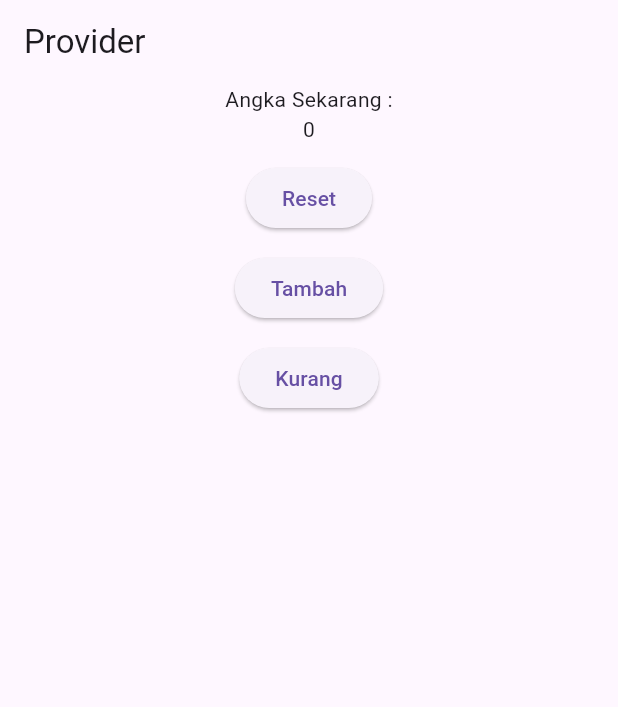
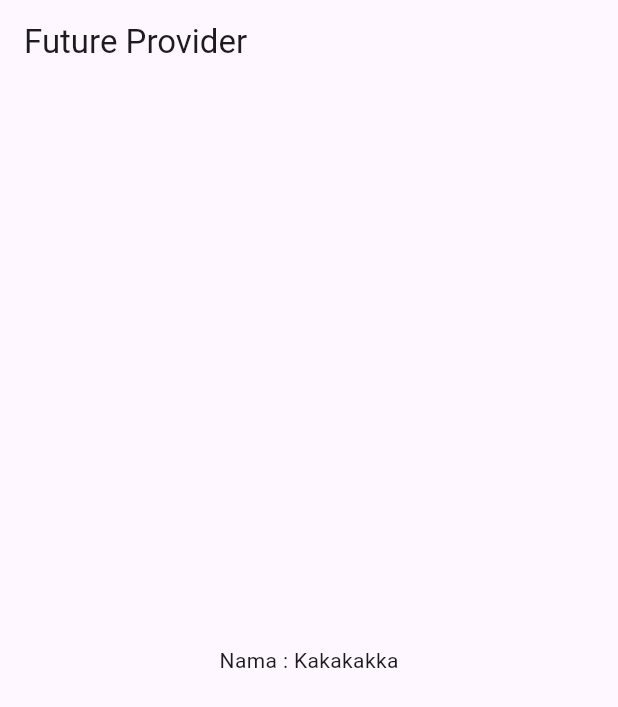
Before and after one commit to rizkyadde23/belajar_flutter, a Flutter app: the screen it shows after launch, on a phone screen of 412 x 824 dp. Shown: the top 707 px of the screen. Run offline on Flutter 3.47's test engine with Material 3 defaults, Android fonts, the phone set to English and light mode, and no system bars; our stand-ins replace flutter_riverpod.

Commit message:
Future Provider App

```diff
--- a/lib/main.dart
+++ b/lib/main.dart
@@ -1,9 +1,11 @@
 import 'package:flutter/material.dart';
 import 'package:flutter_riverpod/flutter_riverpod.dart';
-import 'pages/counterpage.dart';
-import 'pages/counter.dart';
+import 'pages/future_provider.dart';
 
-final counterProvider = StateNotifierProvider<Counter, int>((ref)=>Counter());
+final namaProvider = FutureProvider<String>((ref) async {
+  await Future.delayed(Duration(seconds: 2));
+  return "Kakakakka";
+});
 
 void main() {
   runApp(
@@ -17,7 +19,7 @@ class MyApp extends StatelessWidget {
     return MaterialApp(
       title: "StateFull Widget",
       debugShowCheckedModeBanner: false,
-      home: CounterPage(),
+      home: FutureProviderPage(),
     );
   }
 }
--- a/lib/pages/counter.dart
+++ /dev/null
@@ -1,8 +0,0 @@
-import 'package:flutter_riverpod/flutter_riverpod.dart';
-
-class Counter extends StateNotifier<int>{
-  Counter() : super(0);
-  void tambah() => state++;
-  void kurang() => state--;
-  void reset() => state = 0;
-}
--- a/lib/pages/counterpage.dart
+++ /dev/null
@@ -1,29 +0,0 @@
-import 'package:flutter/material.dart';
-import '../main.dart';
-import 'package:flutter_riverpod/flutter_riverpod.dart';
-
-class CounterPage extends ConsumerWidget{
-  const CounterPage ({super.key});
-
-  @override
-  Widget build(BuildContext context, WidgetRef ref) {
-    final counter = ref.watch(counterProvider);
-    return Scaffold(
-      appBar: AppBar(title: Text("Provider"),),
-      body: Center(
-        child: Column(
-          children: [
-            Text("Angka Sekarang :"),
-            Text('$counter'),
-            SizedBox(height: 12,),
-            ElevatedButton(onPressed: () => ref.read(counterProvider.notifier).reset(), child: Text("Reset")),
-            SizedBox(height: 12,),
-            ElevatedButton(onPressed: () => ref.read(counterProvider.notifier).tambah(), child: Text("Tambah")),
-            SizedBox(height: 12,),
-            ElevatedButton(onPressed: () => ref.read(counterProvider.notifier).kurang(), child: Text("Kurang"))
-          ],
-        ),
-      ),
-    );
-  }
-}
--- /dev/null
+++ b/lib/pages/future_provider.dart
@@ -0,0 +1,20 @@
+import 'package:belajar/main.dart';
+import 'package:flutter/material.dart';
+import 'package:flutter_riverpod/flutter_riverpod.dart';
+
+class FutureProviderPage extends ConsumerWidget{
+  const FutureProviderPage ({super.key});
+  @override
+  Widget build(BuildContext context, WidgetRef ref) {
+    final namaAsync = ref.watch(namaProvider);
+    return Scaffold(
+      appBar: AppBar(title: Text("Future Provider"),),
+      body: Center(
+        child: namaAsync.when(
+          data: (data)=> Text("Nama : $data"),
+          error: (err, _) => Text("Error"),
+          loading: ()=> CircularProgressIndicator()),
+      ),
+    );
+  }
+}
```
